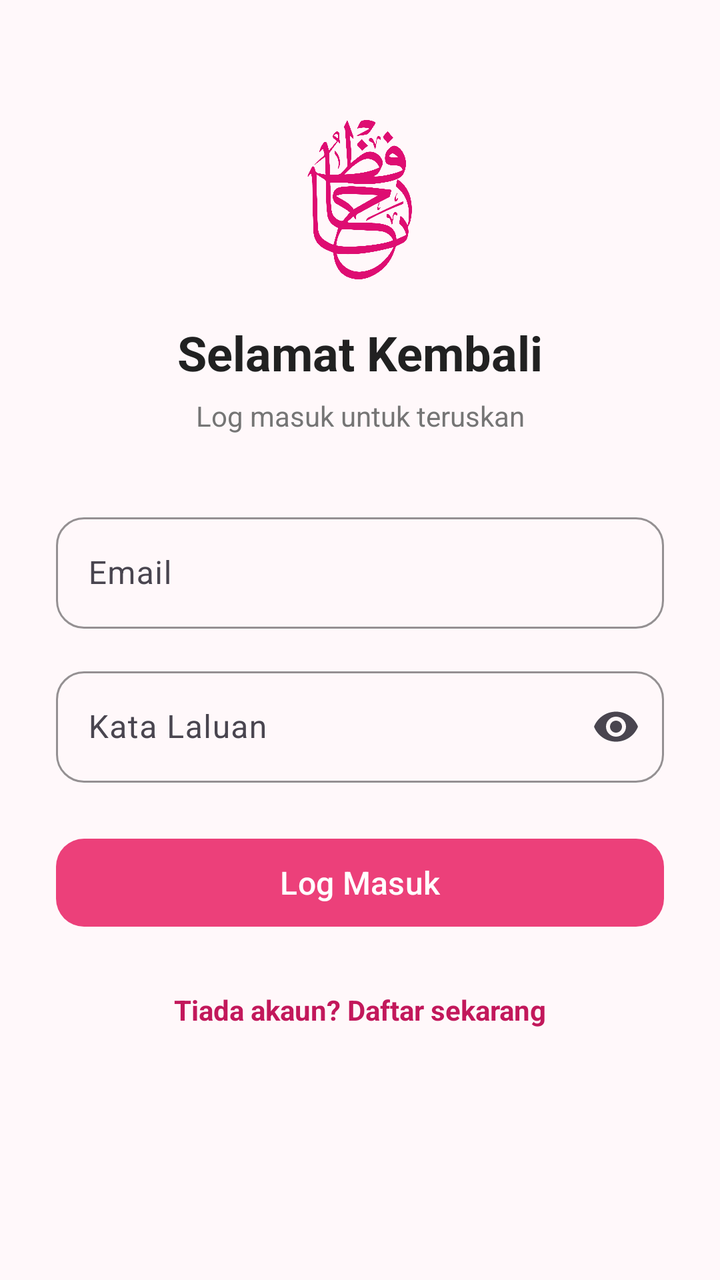
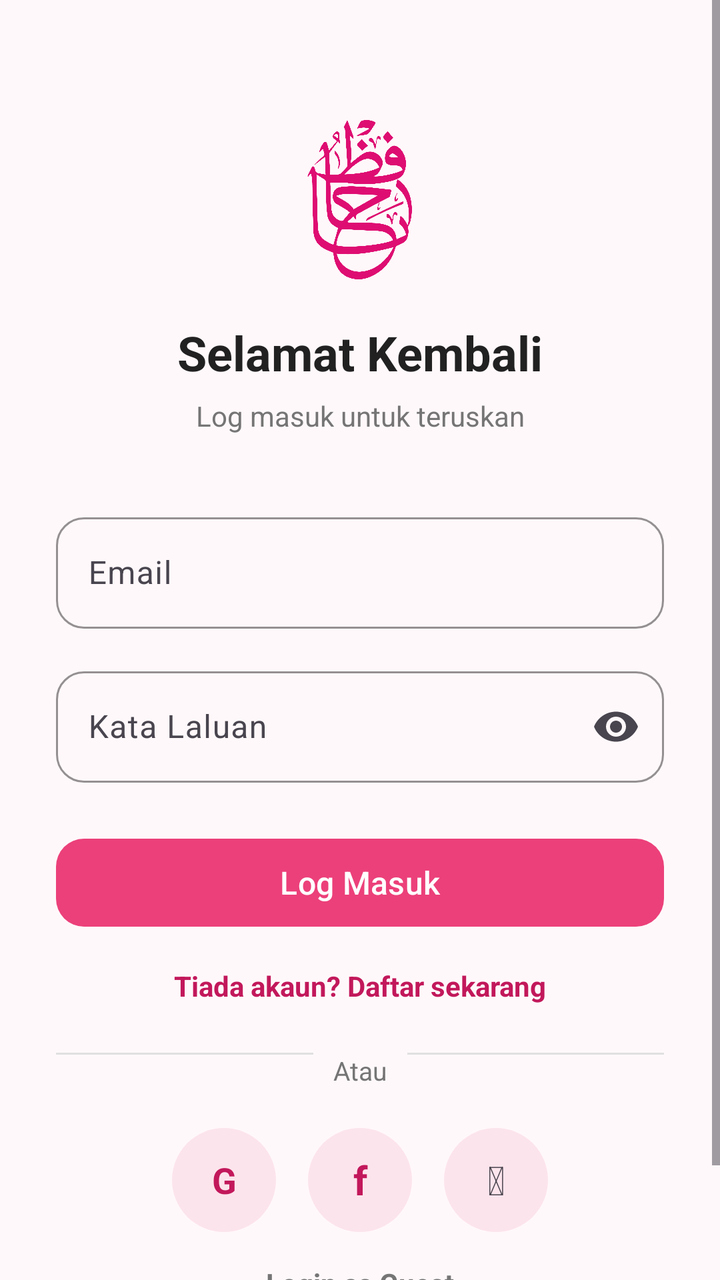

Compare the two renders of this Android layout. The source of the first and the diff that turns it into the second are given below.
<!-- AndroidManifest.xml: application theme Theme.HafizTravel -->
<!-- res/layout/activity_login.xml -->
<?xml version="1.0" encoding="utf-8"?>
<ScrollView xmlns:android="http://schemas.android.com/apk/res/android"
    xmlns:app="http://schemas.android.com/apk/res-auto"
    android:layout_width="match_parent"
    android:layout_height="match_parent"
    android:background="@color/background"
    android:fillViewport="true">

    <androidx.constraintlayout.widget.ConstraintLayout
        android:layout_width="match_parent"
        android:layout_height="wrap_content"
        android:padding="28dp">

        
        <ImageView
            android:id="@+id/loginLogo"
            android:layout_width="80dp"
            android:layout_height="80dp"
            android:layout_marginTop="32dp"
            android:src="@drawable/logo"
            app:layout_constraintTop_toTopOf="parent"
            app:layout_constraintStart_toStartOf="parent"
            app:layout_constraintEnd_toEndOf="parent" />

        <TextView
            android:id="@+id/titleText"
            android:layout_width="wrap_content"
            android:layout_height="wrap_content"
            android:layout_marginTop="20dp"
            android:text="Selamat Kembali"
            android:textColor="@color/text_dark"
            android:textSize="24sp"
            android:textStyle="bold"
            app:layout_constraintTop_toBottomOf="@id/loginLogo"
            app:layout_constraintStart_toStartOf="parent"
            app:layout_constraintEnd_toEndOf="parent" />

        <TextView
            android:id="@+id/subtitleText"
            android:layout_width="wrap_content"
            android:layout_height="wrap_content"
            android:layout_marginTop="6dp"
            android:text="Log masuk untuk teruskan"
            android:textColor="@color/text_gray"
            android:textSize="14sp"
            app:layout_constraintTop_toBottomOf="@id/titleText"
            app:layout_constraintStart_toStartOf="parent"
            app:layout_constraintEnd_toEndOf="parent" />

        
        <com.google.android.material.textfield.TextInputLayout
            android:id="@+id/emailLayout"
            style="@style/Widget.Material3.TextInputLayout.OutlinedBox"
            android:layout_width="match_parent"
            android:layout_height="wrap_content"
            android:layout_marginTop="36dp"
            android:hint="Email"
            app:boxCornerRadiusTopStart="14dp"
            app:boxCornerRadiusTopEnd="14dp"
            app:boxCornerRadiusBottomStart="14dp"
            app:boxCornerRadiusBottomEnd="14dp"
            app:boxStrokeColor="@color/pink_primary"
            app:hintTextColor="@color/pink_primary"
            app:layout_constraintTop_toBottomOf="@id/subtitleText"
            app:layout_constraintStart_toStartOf="parent"
            app:layout_constraintEnd_toEndOf="parent">

            <com.google.android.material.textfield.TextInputEditText
                android:id="@+id/emailInput"
                android:layout_width="match_parent"
                android:layout_height="wrap_content"
                android:inputType="textEmailAddress" />
        </com.google.android.material.textfield.TextInputLayout>

        
        <com.google.android.material.textfield.TextInputLayout
            android:id="@+id/passwordLayout"
            style="@style/Widget.Material3.TextInputLayout.OutlinedBox"
            android:layout_width="match_parent"
            android:layout_height="wrap_content"
            android:layout_marginTop="16dp"
            android:hint="Kata Laluan"
            app:boxCornerRadiusTopStart="14dp"
            app:boxCornerRadiusTopEnd="14dp"
            app:boxCornerRadiusBottomStart="14dp"
            app:boxCornerRadiusBottomEnd="14dp"
            app:boxStrokeColor="@color/pink_primary"
            app:hintTextColor="@color/pink_primary"
            app:endIconMode="password_toggle"
            app:layout_constraintTop_toBottomOf="@id/emailLayout"
            app:layout_constraintStart_toStartOf="parent"
            app:layout_constraintEnd_toEndOf="parent">

            <com.google.android.material.textfield.TextInputEditText
                android:id="@+id/passwordInput"
                android:layout_width="match_parent"
                android:layout_height="wrap_content"
                android:inputType="textPassword" />
        </com.google.android.material.textfield.TextInputLayout>

        
        <com.google.android.material.button.MaterialButton
            android:id="@+id/loginButton"
            android:layout_width="match_parent"
            android:layout_height="52dp"
            android:layout_marginTop="24dp"
            android:text="Log Masuk"
            android:textAllCaps="false"
            android:textSize="16sp"
            app:backgroundTint="@color/pink_primary"
            app:cornerRadius="14dp"
            app:layout_constraintTop_toBottomOf="@id/passwordLayout"
            app:layout_constraintStart_toStartOf="parent"
            app:layout_constraintEnd_toEndOf="parent" />

        
        <TextView
            android:id="@+id/goToSignUp"
            android:layout_width="wrap_content"
            android:layout_height="wrap_content"
            android:layout_marginTop="20dp"
            android:padding="8dp"
            android:text="Tiada akaun? Daftar sekarang"
            android:textColor="@color/pink_dark"
            android:textStyle="bold"
            app:layout_constraintTop_toBottomOf="@id/loginButton"
            app:layout_constraintStart_toStartOf="parent"
            app:layout_constraintEnd_toEndOf="parent" />

    </androidx.constraintlayout.widget.ConstraintLayout>
</ScrollView>
<!-- resources referenced by this layout -->
<resources>
  <color name="background">#FFF8FA</color>
  <color name="pink_dark">#C2185B</color>
  <color name="pink_primary">#EC407A</color>
  <color name="text_dark">#212121</color>
  <color name="text_gray">#757575</color>
  <!-- drawable logo: png bitmap (drawable, 110406 bytes) -->
  <style name="Theme.HafizTravel" parent="Theme.Material3.Light.NoActionBar">
          <item name="colorPrimary">@color/pink_primary</item>
          <item name="colorPrimaryVariant">@color/pink_dark</item>
          <item name="colorOnPrimary">@color/white</item>
          <item name="colorSecondary">@color/pink_accent</item>
          <item name="android:statusBarColor">@color/pink_primary</item>
          <item name="android:windowBackground">@color/background</item>
      </style>
  <color name="white">#FFFFFF</color>
  <color name="pink_accent">#FF80AB</color>
</resources>

<!-- the commit's change to res/layout/activity_login.xml (unified diff, before → after) -->
@@ -11,7 +11,6 @@
         android:layout_height="wrap_content"
         android:padding="28dp">
 
-        
         <ImageView
             android:id="@+id/loginLogo"
             android:layout_width="80dp"
@@ -118,7 +117,7 @@
             android:id="@+id/goToSignUp"
             android:layout_width="wrap_content"
             android:layout_height="wrap_content"
-            android:layout_marginTop="20dp"
+            android:layout_marginTop="8dp"
             android:padding="8dp"
             android:text="Tiada akaun? Daftar sekarang"
             android:textColor="@color/pink_dark"
@@ -127,5 +126,109 @@
             app:layout_constraintStart_toStartOf="parent"
             app:layout_constraintEnd_toEndOf="parent" />
 
+        
+        <View
+            android:id="@+id/dividerLineLeft"
+            android:layout_width="0dp"
+            android:layout_height="1dp"
+            android:layout_marginTop="16dp"
+            android:background="@color/field_border"
+            app:layout_constraintTop_toBottomOf="@id/goToSignUp"
+            app:layout_constraintStart_toStartOf="parent"
+            app:layout_constraintEnd_toStartOf="@id/orText" />
+
+        <TextView
+            android:id="@+id/orText"
+            android:layout_width="wrap_content"
+            android:layout_height="wrap_content"
+            android:layout_marginTop="16dp"
+            android:paddingHorizontal="10dp"
+            android:text="Atau"
+            android:textColor="@color/text_gray"
+            android:textSize="13sp"
+            app:layout_constraintTop_toBottomOf="@id/goToSignUp"
+            app:layout_constraintStart_toEndOf="@id/dividerLineLeft"
+            app:layout_constraintEnd_toStartOf="@id/dividerLineRight" />
+
+        <View
+            android:id="@+id/dividerLineRight"
+            android:layout_width="0dp"
+            android:layout_height="1dp"
+            android:layout_marginTop="16dp"
+            android:background="@color/field_border"
+            app:layout_constraintTop_toBottomOf="@id/goToSignUp"
+            app:layout_constraintStart_toEndOf="@id/orText"
+            app:layout_constraintEnd_toEndOf="parent" />
+
+        
+        
+        <LinearLayout
+            android:id="@+id/socialLoginRow"
+            android:layout_width="wrap_content"
+            android:layout_height="wrap_content"
+            android:layout_marginTop="20dp"
+            android:orientation="horizontal"
+            android:gravity="center"
+            app:layout_constraintTop_toBottomOf="@id/orText"
+            app:layout_constraintStart_toStartOf="parent"
+            app:layout_constraintEnd_toEndOf="parent">
+
+            <TextView
+                android:id="@+id/googleLoginButton"
+                android:layout_width="52dp"
+                android:layout_height="52dp"
+                android:layout_marginEnd="16dp"
+                android:background="@drawable/circle_bg_light"
+                android:gravity="center"
+                android:text="G"
+                android:textColor="@color/pink_dark"
+                android:textSize="18sp"
+                android:textStyle="bold"
+                android:clickable="true"
+                android:focusable="true" />
+
+            <TextView
+                android:id="@+id/facebookLoginButton"
+                android:layout_width="52dp"
+                android:layout_height="52dp"
+                android:layout_marginEnd="16dp"
+                android:background="@drawable/circle_bg_light"
+                android:gravity="center"
+                android:text="f"
+                android:textColor="@color/pink_dark"
+                android:textSize="20sp"
+                android:textStyle="bold"
+                android:clickable="true"
+                android:focusable="true" />
+
+            <TextView
+                android:id="@+id/phoneLoginButton"
+                android:layout_width="52dp"
+                android:layout_height="52dp"
+                android:background="@drawable/circle_bg_light"
+                android:gravity="center"
+                android:text="&#128241;"
+                android:textSize="20sp"
+                android:clickable="true"
+                android:focusable="true" />
+
+        </LinearLayout>
+
+        
+        <TextView
+            android:id="@+id/guestText"
+            android:layout_width="wrap_content"
+            android:layout_height="wrap_content"
+            android:layout_marginTop="8dp"
+            android:layout_marginBottom="16dp"
+            android:padding="8dp"
+            android:text="Login as Guest"
+            android:textColor="@color/text_gray"
+            android:textStyle="bold"
+            app:layout_constraintTop_toBottomOf="@id/socialLoginRow"
+            app:layout_constraintBottom_toBottomOf="parent"
+            app:layout_constraintStart_toStartOf="parent"
+            app:layout_constraintEnd_toEndOf="parent" />
+
     </androidx.constraintlayout.widget.ConstraintLayout>
 </ScrollView>
<!-- resource entries referenced after the edit -->
@@ -1,10 +1,17 @@
 <!-- resources referenced by this layout -->
 <resources>
   <color name="background">#FFF8FA</color>
+  <color name="field_border">#E0E0E0</color>
   <color name="pink_dark">#C2185B</color>
   <color name="pink_primary">#EC407A</color>
   <color name="text_dark">#212121</color>
   <color name="text_gray">#757575</color>
+  <!-- drawable circle_bg_light (drawable) -->
+  <?xml version="1.0" encoding="utf-8"?>
+  <shape xmlns:android="http://schemas.android.com/apk/res/android"
+      android:shape="oval">
+      <solid android:color="@color/pink_light" />
+  </shape>
   <!-- drawable logo: png bitmap (drawable, 110406 bytes) -->
   <style name="Theme.HafizTravel" parent="Theme.Material3.Light.NoActionBar">
           <item name="colorPrimary">@color/pink_primary</item>
@@ -14,6 +21,7 @@
           <item name="android:statusBarColor">@color/pink_primary</item>
           <item name="android:windowBackground">@color/background</item>
       </style>
+  <color name="pink_light">#FCE4EC</color>
   <color name="white">#FFFFFF</color>
   <color name="pink_accent">#FF80AB</color>
 </resources>
